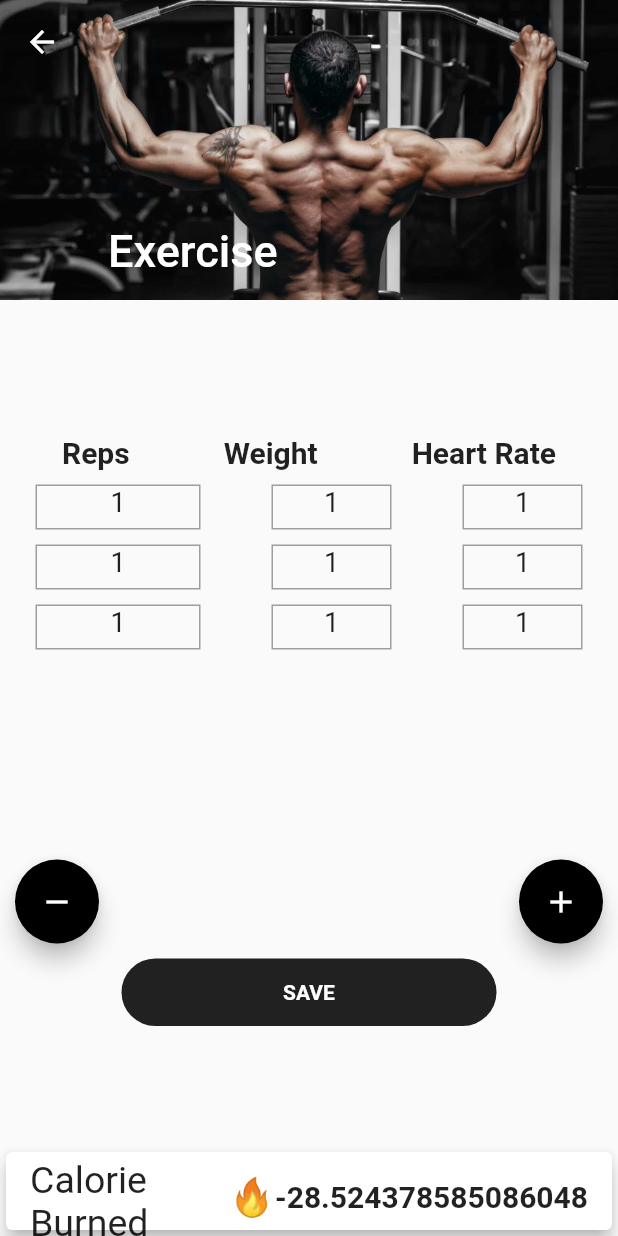
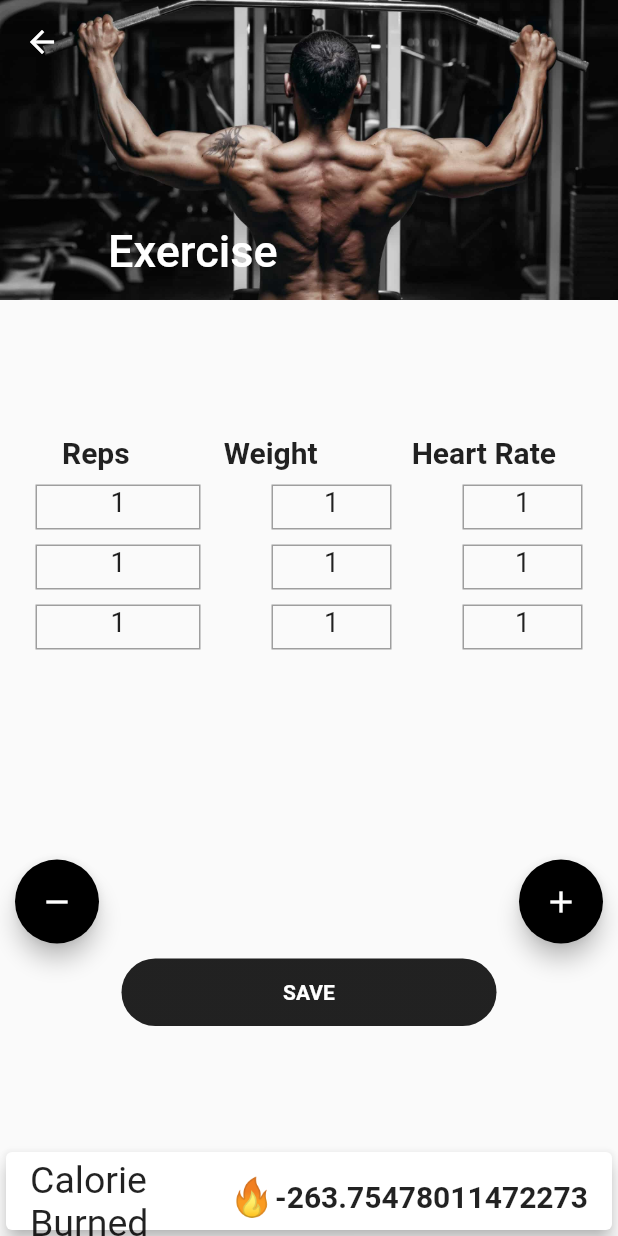
Before and after one commit to lincolnkushwah009/ifitmash, a Flutter app: the ExerciseDetail screen opened directly, on a phone screen of 412 x 824 dp. Run offline on Flutter 3.47's test engine with Material 2 defaults, Android fonts, the phone set to English and light mode, and no system bars; our stand-ins replace dio, email_validator, firebase_database, fl_chart, flare_flutter, flutter_staggered_animations and 7 more; missing offline and left inert: fit_kit, flare_dart; accounts and stored records are empty; generated files the repository leaves out were written again; project files that could hold a hidden picture were left out.

Commit message:
water count

```diff
--- a/lib/components/water Count/tracking_input.dart
+++ b/lib/components/water Count/tracking_input.dart
@@ -37,7 +37,7 @@ class TrackingState extends State<TrackingInput> {
   @override
   void initState() {
     _flareController = AnimationControls();
-
+    print(plusWaterControls);
     super.initState();
   }
 
@@ -110,7 +110,7 @@ class TrackingState extends State<TrackingInput> {
           mainAxisAlignment: MainAxisAlignment.spaceAround,
           children: <Widget>[
             Text("Water Count"),
-            Text("12/29")
+            Text(currentWaterCount.toString()+'/'+selectedGlasses.toString())
           ],
         ) ,
 
@@ -273,7 +273,6 @@ class TrackingState extends State<TrackingInput> {
           artboard: "UI plus"),
     );
   }
-
   Widget subWaterBtn() {
     return RawMaterialButton(
       constraints: BoxConstraints.tight(const Size(80, 80)),
--- a/lib/screens/workout/exerciseDetails.dart
+++ b/lib/screens/workout/exerciseDetails.dart
@@ -100,7 +100,7 @@ class _ExerciseDetailState extends State<ExerciseDetail> {
       {'userId': 4, 'rating': 3.0}
     ];
 
-    var result = (((0.6309 *78)+(0.2017*22)- (0.09036*50)-55.0969)*20)/4.184;
+    var result = (((0.6309 *_heartRate[2])+(0.2017*22)- (0.09036*50)-55.0969)*20)/4.184;
     print(result);
     return new Scaffold(
        bottomNavigationBar: Container(
```
